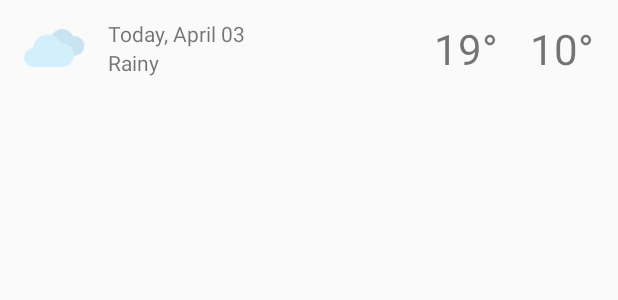
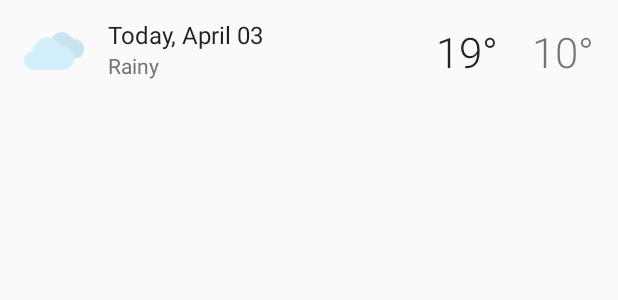
Before and after one commit to emulatalk1/SunOfABeach, an Android app: the layout forecast_list_item.xml on its own in the app's theme, with its tools: preview values and no code run, on a phone screen of 412 x 824 dp. Shown: the top 300 px of the screen. Run offline under Robolectric (Android 15) with nearby library versions, the phone set to English and light mode, and no system bars.

Commit message:
added colors, fonts, and dimensions

```diff
--- a/app/src/main/java/com/vnspectre/sunofabeach/DetailActivity.java
+++ b/app/src/main/java/com/vnspectre/sunofabeach/DetailActivity.java
@@ -13,7 +13,6 @@ import android.support.v4.content.Loader;
 import android.support.v7.app.AppCompatActivity;
 import android.view.Menu;
 import android.view.MenuItem;
-import android.widget.TextView;
 
 import com.vnspectre.sunofabeach.data.WeatherContract;
 import com.vnspectre.sunofabeach.databinding.ActivityDetailBinding;
@@ -153,6 +152,7 @@ public class DetailActivity extends AppCompatActivity implements LoaderManager.L
         // Date
         long localDateMidnightGmt = data.getLong(INDEX_WEATHER_DATE);
         String dateText = SunOfABeachDateUtils.getFriendlyDateString(this, localDateMidnightGmt, true);
+        mDetailBinding.primaryInfo.date.setText(dateText);
 
         // Weather description
         String description = SunOfABeachWeatherUtils.getStringForWeatherCondition(this, weatherId);
--- a/app/src/main/java/com/vnspectre/sunofabeach/data/WeatherProvider.java
+++ b/app/src/main/java/com/vnspectre/sunofabeach/data/WeatherProvider.java
@@ -30,7 +30,7 @@ public class WeatherProvider extends ContentProvider {
         final UriMatcher matcher = new UriMatcher(UriMatcher.NO_MATCH);
         final String authority = WeatherContract.CONTENT_AUTHORITY;
 
-        /* This URI is content://com.example.android.sunshine/weather/ */
+        // This URI is content://com.example.android.sunshine/weather/
         matcher.addURI(authority, WeatherContract.PATH_WEATHER, CODE_WEATHER);
 
         // content://com.example.android.sunshine/weather/1472214172
--- a/app/src/main/res/layout/forecast_list_item.xml
+++ b/app/src/main/res/layout/forecast_list_item.xml
@@ -6,15 +6,15 @@
     android:layout_width="match_parent"
     android:layout_height="wrap_content"
     android:minHeight="?android:attr/listPreferredItemHeight"
-    android:paddingBottom="12dp"
-    android:paddingLeft="16dp"
-    android:paddingRight="16dp"
-    android:paddingTop="12dp">
+    android:paddingBottom="@dimen/list_item_padding_vertical"
+    android:paddingLeft="@dimen/list_item_padding_horizontal"
+    android:paddingRight="@dimen/list_item_padding_horizontal"
+    android:paddingTop="@dimen/list_item_padding_vertical">
 
     <ImageView
         android:id="@+id/weather_icon"
-        android:layout_width="40dp"
-        android:layout_height="40dp"
+        android:layout_width="@dimen/list_icon"
+        android:layout_height="@dimen/list_icon"
         app:layout_constraintBottom_toTopOf="@+id/guideline"
         app:layout_constraintLeft_toLeftOf="parent"
         app:layout_constraintTop_toTopOf="@+id/guideline"
@@ -24,8 +24,9 @@
         android:id="@+id/date"
         android:layout_width="wrap_content"
         android:layout_height="wrap_content"
-        android:layout_marginLeft="16dp"
-        android:layout_marginStart="16dp"
+        android:layout_marginLeft="@dimen/list_item_date_left_margin"
+        android:layout_marginStart="@dimen/list_item_date_start_margin"
+        android:textAppearance="@style/TextAppearance.AppCompat.Subhead"
         app:layout_constraintBottom_toTopOf="@+id/guideline"
         app:layout_constraintLeft_toRightOf="@+id/weather_icon"
         tools:text="Today, April 03"/>
@@ -34,6 +35,8 @@
         android:id="@+id/weather_description"
         android:layout_width="wrap_content"
         android:layout_height="wrap_content"
+        android:textAppearance="@style/TextAppearance.AppCompat.Body1"
+        android:textColor="@color/secondary_text"
         app:layout_constraintLeft_toLeftOf="@+id/date"
         app:layout_constraintTop_toTopOf="@+id/guideline"
         tools:text="Rainy"/>
@@ -42,9 +45,11 @@
         android:id="@+id/high_temperature"
         android:layout_width="wrap_content"
         android:layout_height="wrap_content"
-        android:layout_marginEnd="4dp"
-        android:layout_marginRight="4dp"
-        android:textSize="28dp"
+        android:layout_marginEnd="@dimen/forecast_temperature_space"
+        android:layout_marginRight="@dimen/forecast_temperature_space"
+        android:fontFamily="sans-serif-light"
+        android:textColor="@color/primary_text"
+        android:textSize="@dimen/forecast_text_size"
         app:layout_constraintBottom_toTopOf="@+id/guideline"
         app:layout_constraintRight_toLeftOf="@+id/low_temperature"
         app:layout_constraintTop_toTopOf="@+id/guideline"
@@ -54,8 +59,9 @@
         android:id="@+id/low_temperature"
         android:layout_width="60dp"
         android:layout_height="wrap_content"
+        android:fontFamily="sans-serif-light"
         android:gravity="end"
-        android:textSize="28dp"
+        android:textSize="@dimen/forecast_text_size"
         app:layout_constraintBottom_toBottomOf="@+id/guideline"
         app:layout_constraintRight_toRightOf="parent"
         app:layout_constraintTop_toTopOf="@+id/guideline"
--- a/app/src/main/res/values/colors.xml
+++ b/app/src/main/res/values/colors.xml
@@ -1,6 +1,19 @@
 <?xml version="1.0" encoding="utf-8"?>
 <resources>
-    <color name="colorPrimary">#3F51B5</color>
-    <color name="colorPrimaryDark">#303F9F</color>
-    <color name="colorAccent">#FF4081</color>
+    <color name="colorPrimary">#8D301D</color>
+    <color name="colorPrimaryDark">#771707</color>
+    <color name="colorAccent">#8D301D</color>
+    <color name="colorPrimaryLight">#B3E5FC</color>
+
+    <color name="white">#FFFFFF</color>
+
+    <color name="primary_text">#212121</color>
+    <color name="secondary_text">#727272</color>
+
+    <!--detail accent colors -->
+    <color name="detail_accent_pane_background">#455A64</color>
+    <color name="detail_accent_label">#90A4AE</color>
+
+    <!-- the activated state color for a forecast list item -->
+    <color name="activated">#E0E0E0</color>
 </resources>
```
Also changed, not shown: app/src/main/res/layout/extra_weather_details.xml (+22 -13 lines), app/src/main/res/layout/list_item_forecast_today.xml (+16 -2 lines), app/src/main/res/layout/primary_weather_info.xml (+8 -0 lines), app/src/main/res/values/dimens.xml (added, +48 -0 lines).
